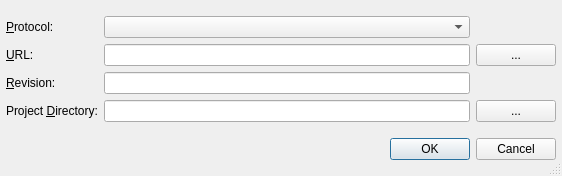
Before: the Qt Designer form Plugins/VcsPlugins/vcsMercurial/HgNewProjectOptionsDialog.ui in testmana2/test, drawn with Qt 5.
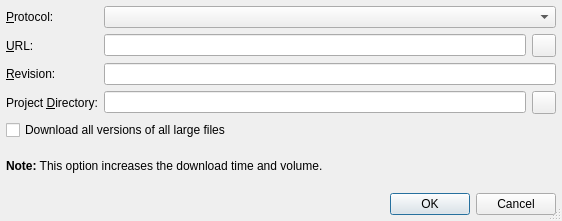
After: the same form once the commit is applied.

The edit to the form file:
```diff
--- a/Plugins/VcsPlugins/vcsMercurial/HgNewProjectOptionsDialog.ui
+++ b/Plugins/VcsPlugins/vcsMercurial/HgNewProjectOptionsDialog.ui
@@ -7,7 +7,7 @@
     <x>0</x>
     <y>0</y>
     <width>562</width>
-    <height>176</height>
+    <height>221</height>
    </rect>
   </property>
   <property name="windowTitle">
@@ -21,8 +21,6 @@
   <property name="sizeGripEnabled">
    <bool>true</bool>
   </property>
-  <layout class="QVBoxLayout" name="verticalLayout">
-   <item>
     <layout class="QGridLayout" name="gridLayout">
      <item row="0" column="0">
       <widget class="QLabel" name="textLabel1">
@@ -34,7 +32,7 @@
        </property>
       </widget>
      </item>
-     <item row="0" column="1">
+   <item row="0" column="1" colspan="2">
       <widget class="QComboBox" name="protocolCombo">
        <property name="toolTip">
         <string>Select the protocol to access the repository</string>
@@ -59,13 +57,10 @@
       </widget>
      </item>
      <item row="1" column="2">
-      <widget class="QPushButton" name="vcsUrlButton">
+    <widget class="QToolButton" name="vcsUrlButton">
        <property name="toolTip">
         <string>Select the repository url via a directory selection dialog</string>
        </property>
-       <property name="text">
-        <string>...</string>
-       </property>
       </widget>
      </item>
      <item row="2" column="0">
@@ -78,7 +73,7 @@
        </property>
       </widget>
      </item>
-     <item row="2" column="1">
+   <item row="2" column="1" colspan="2">
       <widget class="QLineEdit" name="vcsRevisionEdit">
        <property name="toolTip">
         <string>Enter the revision the new project should be generated from</string>
@@ -111,15 +106,26 @@
       </widget>
      </item>
      <item row="3" column="2">
-      <widget class="QPushButton" name="projectDirButton">
+    <widget class="QToolButton" name="projectDirButton"/>
+   </item>
+   <item row="4" column="0" colspan="3">
+    <widget class="QCheckBox" name="largeCheckBox">
        <property name="text">
-        <string>...</string>
+      <string>Download all versions of all large files</string>
        </property>
       </widget>
      </item>
-    </layout>
+   <item row="5" column="0" colspan="3">
+    <widget class="QLabel" name="lfNoteLabel">
+     <property name="text">
+      <string>&lt;b&gt;Note:&lt;/b&gt; This option increases the download time and volume.</string>
+     </property>
+     <property name="wordWrap">
+      <bool>true</bool>
+     </property>
+    </widget>
    </item>
-   <item>
+   <item row="6" column="0" colspan="3">
     <widget class="QDialogButtonBox" name="buttonBox">
      <property name="orientation">
       <enum>Qt::Horizontal</enum>
```
Left out of the diff: 2 changed lines with no effect on the pictures. Lines whose indentation alone changed are shown as unchanged.
